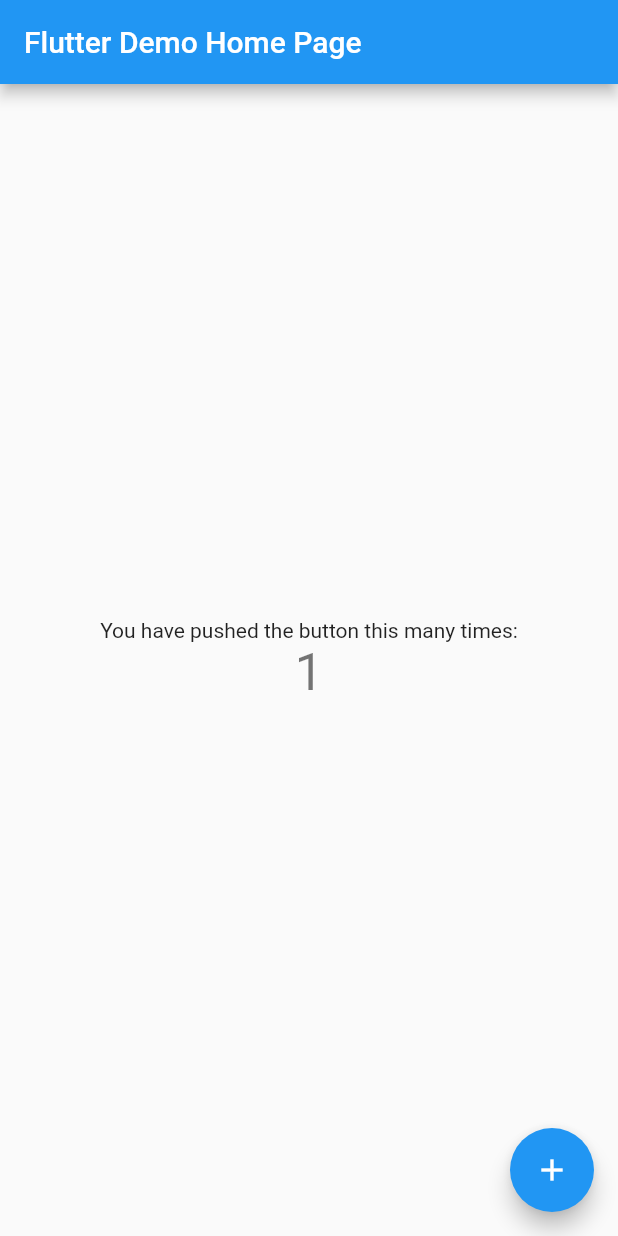
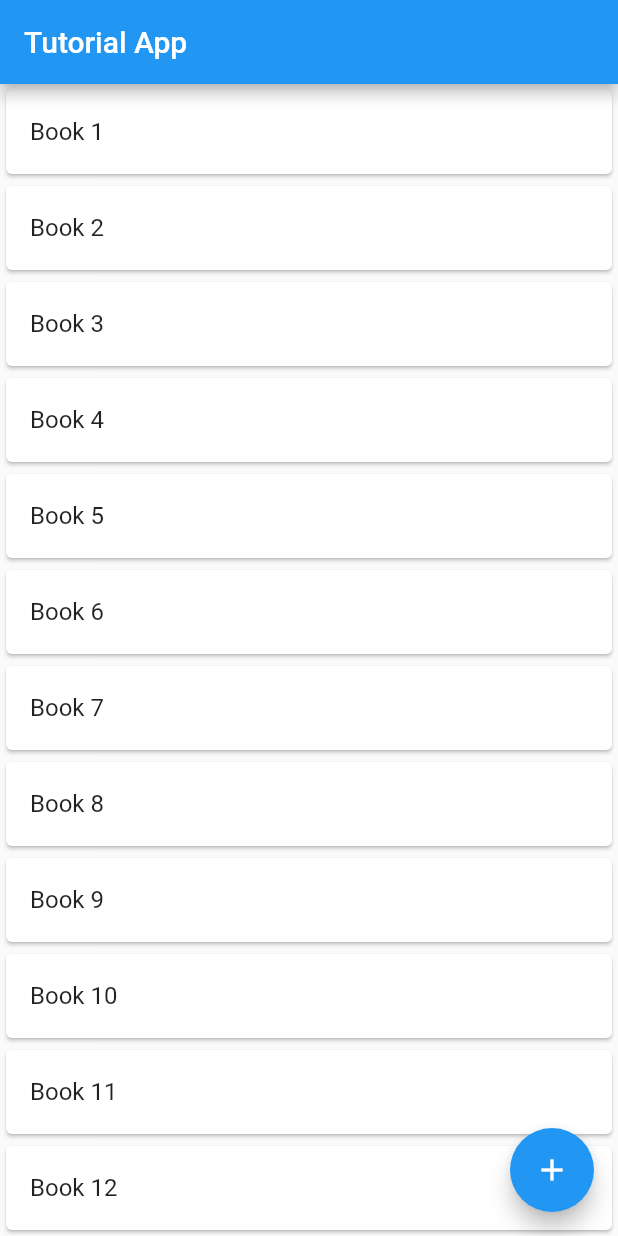
Before and after one commit to nuwanthafernando95/flutter-hide-floating, a Flutter app: the screen it shows after launch, after a tap on the "add" icon, on a phone screen of 412 x 824 dp. Run offline on Flutter 3.47's test engine with Material 2 defaults, Android fonts, the phone set to English and light mode, and no system bars.

```diff
--- /dev/null
+++ b/hide_floating_btn_scroll/lib/home.dart
@@ -0,0 +1,88 @@
+import 'package:flutter/material.dart';
+import 'package:flutter/rendering.dart';
+
+class MyHomePage extends StatefulWidget {
+  @override
+  _MyHomePageState createState() => _MyHomePageState();
+}
+
+class _MyHomePageState extends State<MyHomePage> {
+  ScrollController _scrollController =
+      new ScrollController(); // set controller on scrolling
+  bool isScrollingDown = false;
+  bool _show = true;
+  List<String> items = [];
+
+  @override
+  void initState() {
+    super.initState();
+    addItemsToTheList();
+    handleScroll();
+  }
+
+  @override
+  void dispose() {
+    _scrollController.removeListener(() {});
+    super.dispose();
+  }
+
+  void showFloationButton() {
+    setState(() {
+      _show = true;
+    });
+  }
+
+  void hideFloationButton() {
+    setState(() {
+      _show = false;
+    });
+  }
+
+  void addItemsToTheList() {
+    for (int count = 1; count <= 100; count++) {
+      items.add("Book " + count.toString());
+    }
+  }
+
+  void handleScroll() async {
+    _scrollController.addListener(() {
+      if (_scrollController.position.userScrollDirection ==
+          ScrollDirection.reverse) {
+        if (!isScrollingDown) {
+          isScrollingDown = true;
+          hideFloationButton();
+        }
+      }
+      if (_scrollController.position.userScrollDirection ==
+          ScrollDirection.forward) {
+        if (isScrollingDown) {
+          isScrollingDown = false;
+          showFloationButton();
+        }
+      }
+    });
+  }
+
+  @override
+  Widget build(BuildContext context) {
+    return Scaffold(
+        appBar: AppBar(
+          title: Text("Tutorial App"),
+        ),
+        body: Container(
+          child: new ListView.builder(
+              controller: _scrollController,
+              itemCount: items.length,
+              itemBuilder: (BuildContext ctxt, int index) {
+                return new Card(
+                    child: ListTile(
+                  title: Text(items[index]),
+                ));
+              }),
+        ),
+        floatingActionButton: Visibility(
+          visible: _show,
+            child: FloatingActionButton(
+                child: Icon(Icons.add), onPressed: () {})));
+  }
+}
--- a/hide_floating_btn_scroll/lib/main.dart
+++ b/hide_floating_btn_scroll/lib/main.dart
@@ -1,111 +1,17 @@
 import 'package:flutter/material.dart';
+import 'package:hide_floating_btn_scroll/home.dart';
 
 void main() => runApp(MyApp());
 
 class MyApp extends StatelessWidget {
-  // This widget is the root of your application.
   @override
   Widget build(BuildContext context) {
     return MaterialApp(
       title: 'Flutter Demo',
       theme: ThemeData(
-        // This is the theme of your application.
-        //
-        // Try running your application with "flutter run". You'll see the
-        // application has a blue toolbar. Then, without quitting the app, try
-        // changing the primarySwatch below to Colors.green and then invoke
-        // "hot reload" (press "r" in the console where you ran "flutter run",
-        // or simply save your changes to "hot reload" in a Flutter IDE).
-        // Notice that the counter didn't reset back to zero; the application
-        // is not restarted.
         primarySwatch: Colors.blue,
       ),
-      home: MyHomePage(title: 'Flutter Demo Home Page'),
+      home: MyHomePage(),
     );
   }
 }
-
-class MyHomePage extends StatefulWidget {
-  MyHomePage({Key key, this.title}) : super(key: key);
-
-  // This widget is the home page of your application. It is stateful, meaning
-  // that it has a State object (defined below) that contains fields that affect
-  // how it looks.
-
-  // This class is the configuration for the state. It holds the values (in this
-  // case the title) provided by the parent (in this case the App widget) and
-  // used by the build method of the State. Fields in a Widget subclass are
-  // always marked "final".
-
-  final String title;
-
-  @override
-  _MyHomePageState createState() => _MyHomePageState();
-}
-
-class _MyHomePageState extends State<MyHomePage> {
-  int _counter = 0;
-
-  void _incrementCounter() {
-    setState(() {
-      // This call to setState tells the Flutter framework that something has
-      // changed in this State, which causes it to rerun the build method below
-      // so that the display can reflect the updated values. If we changed
-      // _counter without calling setState(), then the build method would not be
-      // called again, and so nothing would appear to happen.
-      _counter++;
-    });
-  }
-
-  @override
-  Widget build(BuildContext context) {
-    // This method is rerun every time setState is called, for instance as done
-    // by the _incrementCounter method above.
-    //
-    // The Flutter framework has been optimized to make rerunning build methods
-    // fast, so that you can just rebuild anything that needs updating rather
-    // than having to individually change instances of widgets.
-    return Scaffold(
-      appBar: AppBar(
-        // Here we take the value from the MyHomePage object that was created by
-        // the App.build method, and use it to set our appbar title.
-        title: Text(widget.title),
-      ),
-      body: Center(
-        // Center is a layout widget. It takes a single child and positions it
-        // in the middle of the parent.
-        child: Column(
-          // Column is also a layout widget. It takes a list of children and
-          // arranges them vertically. By default, it sizes itself to fit its
-          // children horizontally, and tries to be as tall as its parent.
-          //
-          // Invoke "debug painting" (press "p" in the console, choose the
-          // "Toggle Debug Paint" action from the Flutter Inspector in Android
-          // Studio, or the "Toggle Debug Paint" command in Visual Studio Code)
-          // to see the wireframe for each widget.
-          //
-          // Column has various properties to control how it sizes itself and
-          // how it positions its children. Here we use mainAxisAlignment to
-          // center the children vertically; the main axis here is the vertical
-          // axis because Columns are vertical (the cross axis would be
-          // horizontal).
-          mainAxisAlignment: MainAxisAlignment.center,
-          children: <Widget>[
-            Text(
-              'You have pushed the button this many times:',
-            ),
-            Text(
-              '$_counter',
-              style: Theme.of(context).textTheme.display1,
-            ),
-          ],
-        ),
-      ),
-      floatingActionButton: FloatingActionButton(
-        onPressed: _incrementCounter,
-        tooltip: 'Increment',
-        child: Icon(Icons.add),
-      ), // This trailing comma makes auto-formatting nicer for build methods.
-    );
-  }
-}
```
